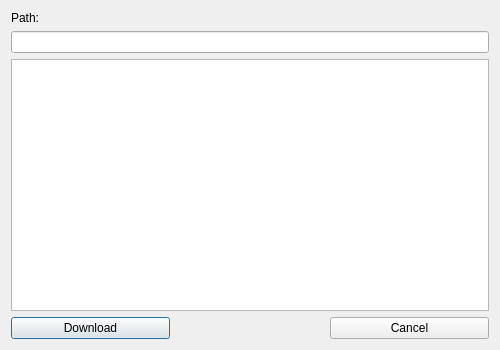
Qt form ui/dialogs/downloaddialog.ui (andreikl/gexplorer) before a commit.
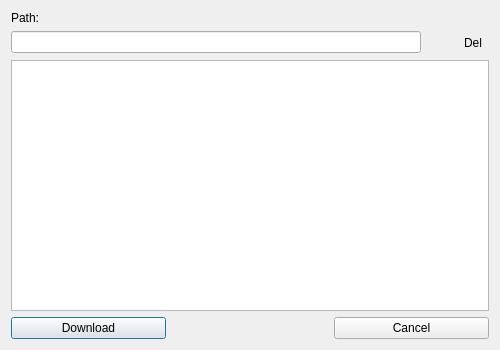
The same form after that commit. Icons and pictures are not drawn.

Patch:
```diff
--- a/ui/dialogs/downloaddialog.ui
+++ b/ui/dialogs/downloaddialog.ui
@@ -22,39 +22,63 @@
     </widget>
    </item>
    <item>
-    <widget class="QLineEdit" name="plePath"/>
+    <layout class="QHBoxLayout" name="lAdd">
+     <item>
+      <widget class="QLineEdit" name="lePath"/>
    </item>
    <item>
-    <widget class="QListWidget" name="plwUrls"/>
+      <widget class="QToolButton" name="tbAdd">
+       <property name="text">
+        <string/>
+       </property>
+       <property name="icon">
+        <iconset resource="../../galleryexplorer.qrc">
+         <normaloff>:/res/resources/add.png</normaloff>:/res/resources/add.png</iconset>
+       </property>
+       <property name="autoRaise">
+        <bool>true</bool>
+       </property>
+      </widget>
    </item>
    <item>
-    <widget class="QWidget" name="pwButtons" native="true">
-     <layout class="QHBoxLayout" name="plButtons">
-      <property name="spacing">
-       <number>0</number>
-      </property>
-      <property name="margin">
-       <number>0</number>
-      </property>
+      <widget class="QToolButton" name="tbDelete">
+       <property name="text">
+        <string>Del</string>
+       </property>
+       <property name="icon">
+        <iconset resource="../../galleryexplorer.qrc">
+         <normaloff>:/res/resources/del.png</normaloff>:/res/resources/del.png</iconset>
+       </property>
+       <property name="autoRaise">
+        <bool>true</bool>
+       </property>
+      </widget>
+     </item>
+    </layout>
+   </item>
       <item>
-       <widget class="QPushButton" name="ppbDownload">
+    <widget class="QListWidget" name="lwUrls"/>
+   </item>
+   <item>
+    <layout class="QHBoxLayout" name="lButtons">
+     <item>
+      <widget class="QPushButton" name="pbDownload">
         <property name="text">
          <string>Download</string>
         </property>
        </widget>
       </item>
       <item>
-       <widget class="QWidget" name="pwBtnFree" native="true"/>
+      <widget class="QWidget" name="wBtnFree" native="true"/>
       </item>
       <item>
-       <widget class="QPushButton" name="ppbCancel">
+      <widget class="QPushButton" name="pbCancel">
         <property name="text">
          <string>Cancel</string>
         </property>
        </widget>
       </item>
      </layout>
-    </widget>
    </item>
   </layout>
  </widget>
```
Left out of the diff: 8 changed lines with no effect on the pictures. Lines whose indentation alone changed are shown as unchanged.
